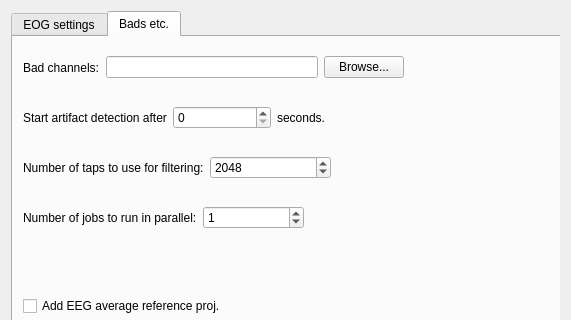
This is hoksotin/ui/qt4Designer/eogParametersDialog.ui in cibr-jyu/meggie as Qt 5 draws it before an edit; both pictures show x 0 to 571 and y 0 to 320 of the 571 by 755 pixel window. The edited form follows.
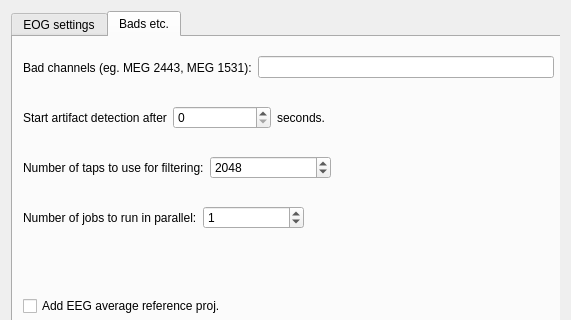
This is the edited form. The open tabs and pages were chosen to show the change.

Diff of the .ui file:
```diff
--- a/hoksotin/ui/qt4Designer/eogParametersDialog.ui
+++ b/hoksotin/ui/qt4Designer/eogParametersDialog.ui
@@ -692,7 +692,7 @@
           <rect>
            <x>10</x>
            <y>10</y>
-           <width>381</width>
+           <width>531</width>
            <height>41</height>
           </rect>
          </property>
@@ -700,20 +700,13 @@
           <item>
            <widget class="QLabel" name="labelBad">
             <property name="text">
-             <string>Bad channels:</string>
+             <string>Bad channels (eg. MEG 2443, MEG 1531):</string>
             </property>
            </widget>
           </item>
           <item>
            <widget class="QLineEdit" name="lineEditBad"/>
           </item>
-          <item>
-           <widget class="QPushButton" name="pushButtonBadChannels">
-            <property name="text">
-             <string>Browse...</string>
-            </property>
-           </widget>
-          </item>
          </layout>
         </widget>
         <widget class="QWidget" name="layoutWidget_2">
```
